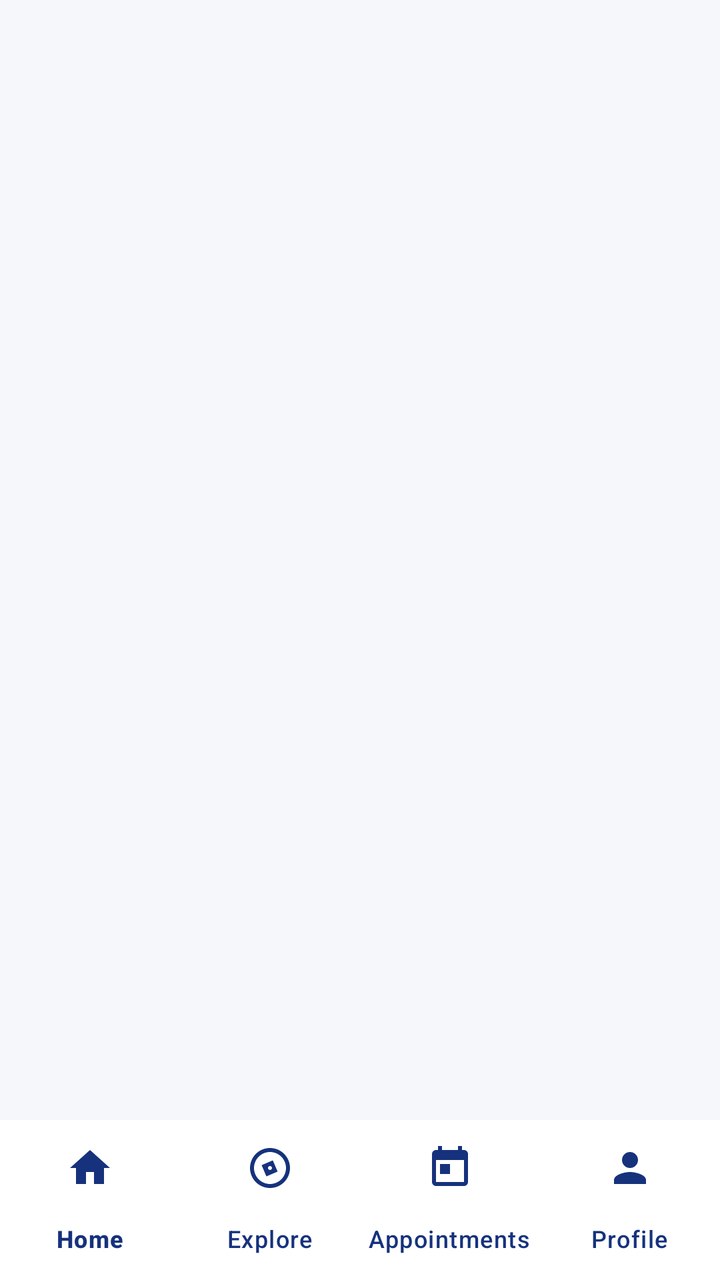
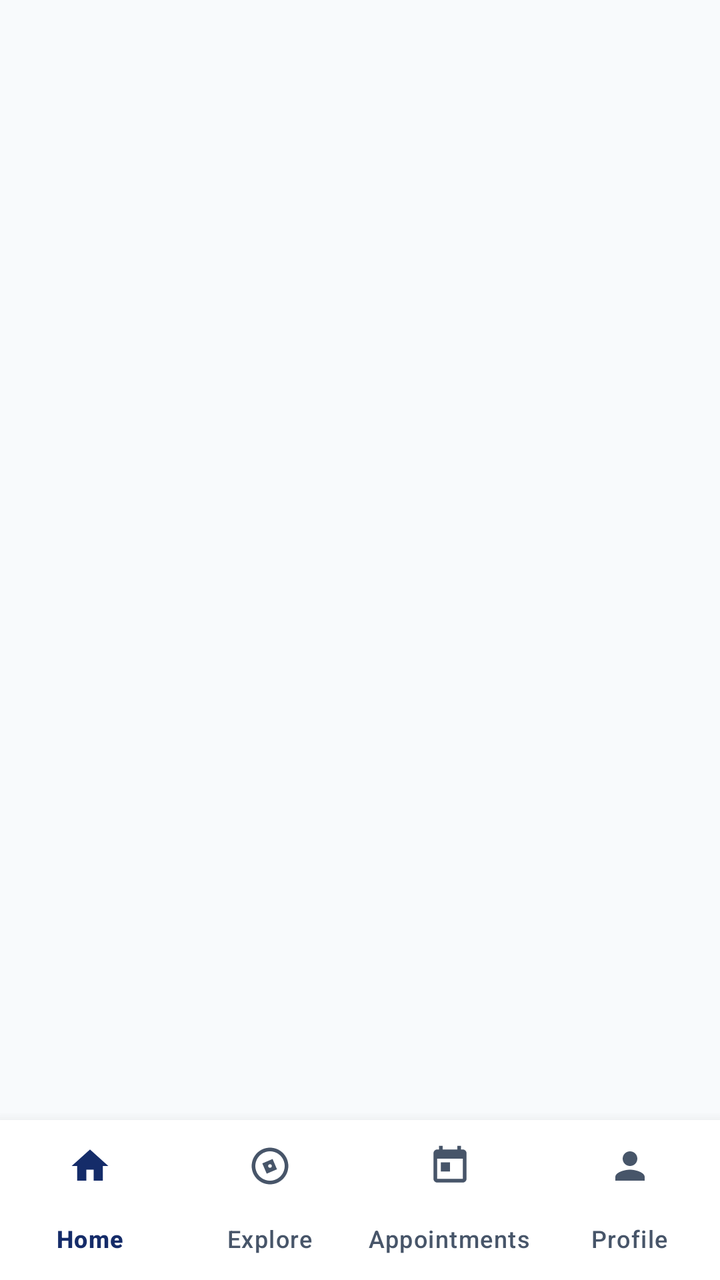

Before-and-after screenshots of an Android layout around one commit, followed by the original layout XML and the change that was made.
<!-- AndroidManifest.xml: application theme Theme.CareWell -->
<!-- res/layout/activity_main.xml -->
<?xml version="1.0" encoding="utf-8"?>
<RelativeLayout xmlns:android="http://schemas.android.com/apk/res/android"
    xmlns:app="http://schemas.android.com/apk/res-auto"
    android:layout_width="match_parent"
    android:layout_height="match_parent"
    android:background="@color/background_light">

    <FrameLayout
        android:id="@+id/fragment_container"
        android:layout_width="match_parent"
        android:layout_height="match_parent"
        android:layout_above="@id/bottom_navigation" />

    <com.google.android.material.bottomnavigation.BottomNavigationView
        android:id="@+id/bottom_navigation"
        android:layout_width="match_parent"
        android:layout_height="wrap_content"
        android:layout_alignParentBottom="true"
        android:background="@color/surface_white"
        app:elevation="8dp"
        app:itemIconTint="@color/primary"
        app:itemTextColor="@color/primary"
        app:labelVisibilityMode="labeled"
        app:menu="@menu/bottom_nav_menu" />

</RelativeLayout>
<!-- resources referenced by this layout -->
<resources>
  <color name="background_light">#F5F7FB</color>
  <color name="primary">#16327D</color>
  <color name="surface_white">#FFFFFF</color>
  <style name="Theme.CareWell" parent="Base.Theme.CareWell" />
  <style name="Base.Theme.CareWell" parent="Theme.Material3.Light.NoActionBar">
          <item name="colorPrimary">@color/primary</item>
          <item name="colorPrimaryVariant">@color/primary_dark</item>
          <item name="colorOnPrimary">@color/white</item>
          <item name="colorSecondary">@color/secondary</item>
          <item name="colorSecondaryVariant">@color/secondary</item>
          <item name="colorOnSecondary">@color/white</item>
          <item name="android:statusBarColor">@color/white</item>
          <item name="android:windowLightStatusBar">true</item>
          <item name="android:windowBackground">@color/background_light</item>
      </style>
  <color name="primary_dark">#0F2359</color>
  <color name="white">#FFFFFF</color>
  <color name="secondary">#3B82F6</color>
</resources>

<!-- the commit's change to res/layout/activity_main.xml (unified diff, before → after) -->
@@ -9,18 +9,32 @@
         android:id="@+id/fragment_container"
         android:layout_width="match_parent"
         android:layout_height="match_parent"
-        android:layout_above="@id/bottom_navigation" />
+        android:layout_above="@id/card_bottom_nav" />
 
-    <com.google.android.material.bottomnavigation.BottomNavigationView
-        android:id="@+id/bottom_navigation"
+    <com.google.android.material.card.MaterialCardView
+        android:id="@+id/card_bottom_nav"
         android:layout_width="match_parent"
         android:layout_height="wrap_content"
         android:layout_alignParentBottom="true"
-        android:background="@color/surface_white"
-        app:elevation="8dp"
-        app:itemIconTint="@color/primary"
-        app:itemTextColor="@color/primary"
-        app:labelVisibilityMode="labeled"
-        app:menu="@menu/bottom_nav_menu" />
+        app:cardBackgroundColor="@color/surface_white"
+        app:cardCornerRadius="0dp"
+        app:cardElevation="10dp"
+        app:strokeWidth="0dp">
+
+        <com.google.android.material.bottomnavigation.BottomNavigationView
+            android:id="@+id/bottom_navigation"
+            android:layout_width="match_parent"
+            android:layout_height="wrap_content"
+            android:background="@drawable/bg_bottom_nav_background"
+            app:elevation="0dp"
+            app:itemActiveIndicatorStyle="@null"
+            app:itemIconSize="22dp"
+            app:itemIconTint="@color/bottom_nav_item_color"
+            app:itemRippleColor="@color/primary_light"
+            app:itemTextColor="@color/bottom_nav_item_color"
+            app:labelVisibilityMode="labeled"
+            app:menu="@menu/bottom_nav_menu" />
+
+    </com.google.android.material.card.MaterialCardView>
 
 </RelativeLayout>
<!-- resource entries referenced after the edit -->
@@ -1,8 +1,18 @@
 <!-- resources referenced by this layout -->
 <resources>
-  <color name="background_light">#F5F7FB</color>
-  <color name="primary">#16327D</color>
+  <color name="background_light">#F8FAFC</color>
+  <color name="primary_light">#EBF1FF</color>
+  <color name="primary">#152C69</color>
   <color name="surface_white">#FFFFFF</color>
+  <!-- drawable bg_bottom_nav_background (drawable) -->
+  <?xml version="1.0" encoding="utf-8"?>
+  <shape xmlns:android="http://schemas.android.com/apk/res/android"
+      android:shape="rectangle">
+      <solid android:color="#FFFFFF" />
+      <corners
+          android:topLeftRadius="20dp"
+          android:topRightRadius="20dp" />
+  </shape>
   <style name="Theme.CareWell" parent="Base.Theme.CareWell" />
   <style name="Base.Theme.CareWell" parent="Theme.Material3.Light.NoActionBar">
           <item name="colorPrimary">@color/primary</item>
@@ -14,9 +24,13 @@
           <item name="android:statusBarColor">@color/white</item>
           <item name="android:windowLightStatusBar">true</item>
           <item name="android:windowBackground">@color/background_light</item>
+          <item name="colorSecondaryContainer">@color/primary_light</item>
+          <item name="colorOnSecondaryContainer">@color/primary</item>
+          <item name="android:navigationBarColor">@color/white</item>
+          <item name="android:windowLightNavigationBar" tools:targetApi="o_mr1">true</item>
       </style>
-  <color name="primary_dark">#0F2359</color>
+  <color name="primary_dark">#0D1D47</color>
   <color name="white">#FFFFFF</color>
-  <color name="secondary">#3B82F6</color>
+  <color name="secondary">#2563EB</color>
 </resources>
 
